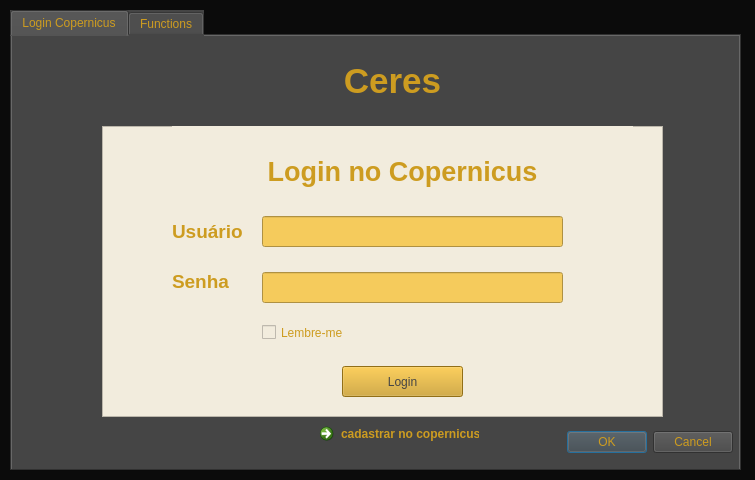
Before: the Qt Designer form ceres_dialog_base.ui in michaelthierry/Ceres_Linux, drawn with Qt 5.
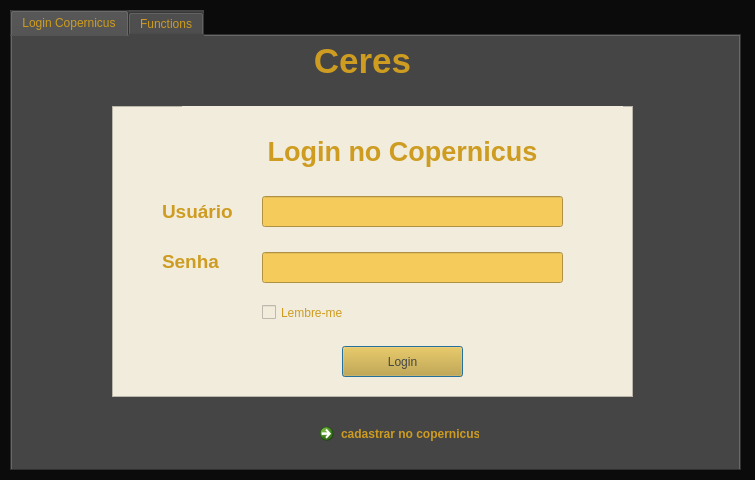
After: the same form once the commit is applied. Custom widgets are drawn as their Qt base class.

```diff
--- a/ceres_dialog_base.ui
+++ b/ceres_dialog_base.ui
@@ -66,27 +66,11 @@
     <attribute name="title">
      <string>Login Copernicus</string>
     </attribute>
-    <widget class="QDialogButtonBox" name="button_box">
-     <property name="geometry">
-      <rect>
-       <x>550</x>
-       <y>390</y>
-       <width>171</width>
-       <height>32</height>
-      </rect>
-     </property>
-     <property name="orientation">
-      <enum>Qt::Horizontal</enum>
-     </property>
-     <property name="standardButtons">
-      <set>QDialogButtonBox::Cancel|QDialogButtonBox::Ok</set>
-     </property>
-    </widget>
     <widget class="QLabel" name="label_4">
      <property name="geometry">
       <rect>
-       <x>310</x>
-       <y>10</y>
+       <x>280</x>
+       <y>-10</y>
        <width>141</width>
        <height>71</height>
       </rect>
@@ -104,9 +88,9 @@
     <widget class="QFrame" name="frame">
      <property name="geometry">
       <rect>
-       <x>90</x>
-       <y>90</y>
-       <width>561</width>
+       <x>100</x>
+       <y>70</y>
+       <width>521</width>
        <height>291</height>
       </rect>
      </property>
@@ -124,7 +108,7 @@
        <rect>
         <x>70</x>
         <y>0</y>
-        <width>461</width>
+        <width>441</width>
         <height>91</height>
        </rect>
       </property>
@@ -141,7 +125,7 @@
      <widget class="QLabel" name="label_2">
       <property name="geometry">
        <rect>
-        <x>70</x>
+        <x>50</x>
         <y>90</y>
         <width>71</width>
         <height>31</height>
@@ -154,7 +138,7 @@
      <widget class="QLabel" name="label_3">
       <property name="geometry">
        <rect>
-        <x>70</x>
+        <x>50</x>
         <y>140</y>
         <width>61</width>
         <height>31</height>
@@ -167,7 +151,7 @@
      <widget class="QgsPasswordLineEdit" name="mLineEdit">
       <property name="geometry">
        <rect>
-        <x>160</x>
+        <x>150</x>
         <y>146</y>
         <width>301</width>
         <height>31</height>
@@ -181,7 +165,7 @@
      <widget class="QPushButton" name="pushButton">
       <property name="geometry">
        <rect>
-        <x>240</x>
+        <x>230</x>
         <y>240</y>
         <width>121</width>
         <height>31</height>
@@ -198,7 +182,7 @@
      <widget class="QCheckBox" name="checkBox">
       <property name="geometry">
        <rect>
-        <x>160</x>
+        <x>150</x>
         <y>191</y>
         <width>101</width>
         <height>31</height>
@@ -211,7 +195,7 @@
      <widget class="QLineEdit" name="lineEdit_5">
       <property name="geometry">
        <rect>
-        <x>160</x>
+        <x>150</x>
         <y>90</y>
         <width>301</width>
         <height>31</height>
```
Left out of the diff: 36 changed lines with no effect on the pictures.
